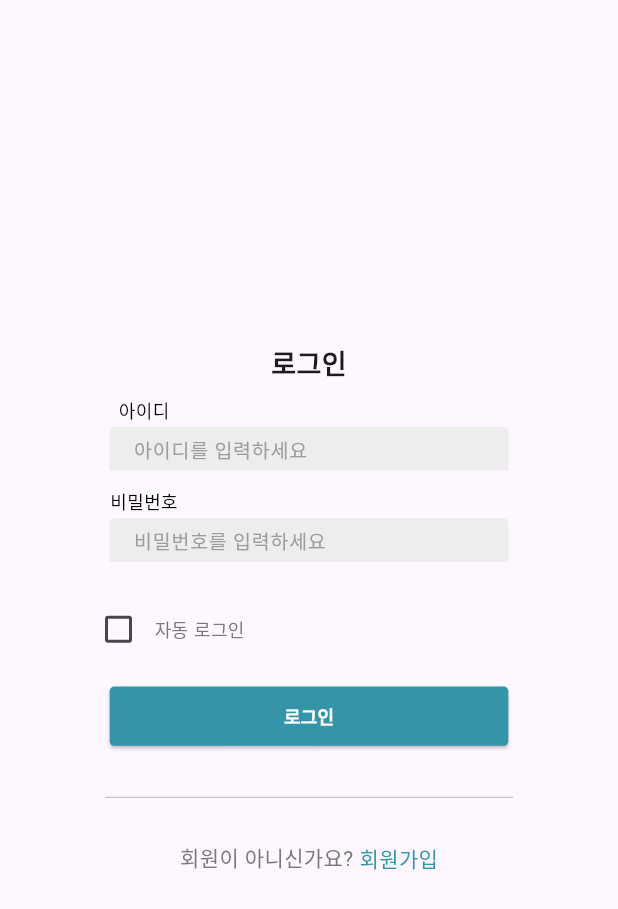
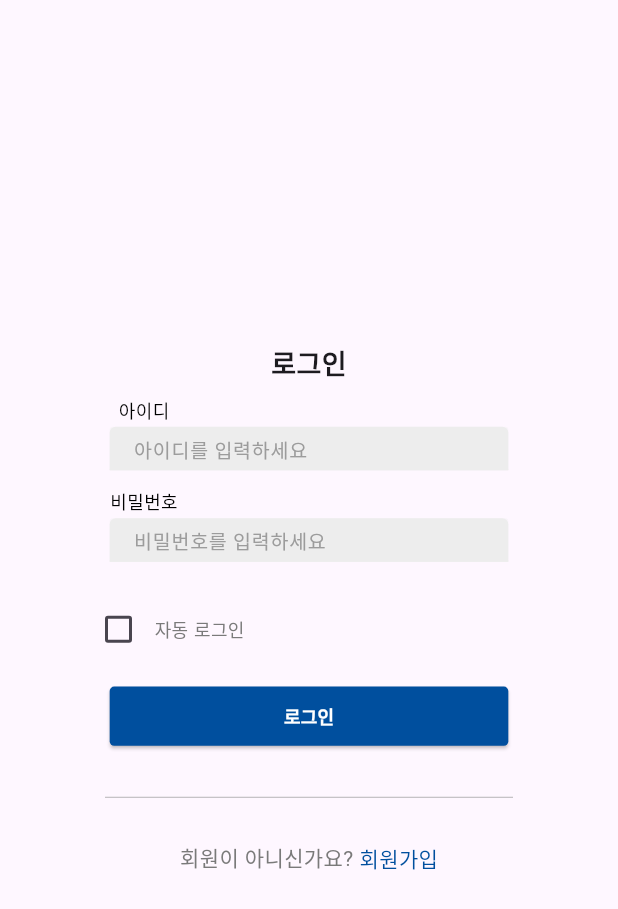
Before and after one commit to kookmin-sw/capstone-2024-2024-26, a Flutter app: the SignUp screen opened directly, after a tap on "회원가입", after a tap on "로그인", on a phone screen of 412 x 824 dp. Shown: the top 909 px of the screen. Run offline on Flutter 3.47's test engine with Material 3 defaults, Android fonts, the phone set to English and light mode, and no system bars; our stand-ins replace dotted_line, email_validator, flutter_spinkit, flutter_svg, image_picker, loading_animation_widget and 2 more; accounts and stored records are empty; network calls fail; Roboto replaces fonts that are missing (Inter); project files that could hold a hidden picture were left out.

Commit message:
feat: update ui

```diff
--- a/frontend/lib/main.dart
+++ b/frontend/lib/main.dart
@@ -53,7 +53,7 @@ class _SplashScreenState extends State<SplashScreen> {
     if (token != null) {
       Timer(Duration(seconds: 2), () {
         Navigator.of(context).pushReplacement(
-          MaterialPageRoute(builder: (context) => MainPage()),
+          MaterialPageRoute(builder: (context) => SignIn()),
         );
       });
     } else {
@@ -74,6 +74,7 @@ class _SplashScreenState extends State<SplashScreen> {
           'assets/logo.png',
           width: 200,
           height: 200,
+          color: Color(0XFF004F9E),
         ),
       ),
     );
--- a/frontend/lib/sign_in.dart
+++ b/frontend/lib/sign_in.dart
@@ -56,9 +56,11 @@ class _SignInState extends State<SignIn> {
               SizedBox(
                 height: 10,
               ),
-              buildInputField(
-                '아이디를 입력하세요',
-                controller: emailController,
+              Container(
+                child: buildInputField(
+                  '아이디를 입력하세요',
+                  controller: emailController,
+                ),
               ),
               SizedBox(height: 20),
               Padding(
@@ -116,7 +118,7 @@ class _SignInState extends State<SignIn> {
                   await loginUser(context);
                 },
                 style: ElevatedButton.styleFrom(
-                  backgroundColor: const Color(0xFF3694A8),
+                  backgroundColor: const Color(0xFF004F9E),
                   minimumSize: const Size(265.75, 39.46),
                   shape: RoundedRectangleBorder(
                       borderRadius: BorderRadius.circular(3)),
@@ -153,7 +155,7 @@ class _SignInState extends State<SignIn> {
                       );
                     },
                     child: const Text("회원가입",
-                        style: TextStyle(color: Color(0xFF3694A8))),
+                        style: TextStyle(color: Color(0xFF004F9E))),
                   )
                 ],
               )
--- a/frontend/lib/sign_up.dart
+++ b/frontend/lib/sign_up.dart
@@ -5,6 +5,7 @@ import 'package:frontend/signup_sucess.dart';
 import 'package:http/http.dart' as http;
 import 'sign_in.dart';
 import 'package:email_validator/email_validator.dart';
+import 'package:flutter_svg/flutter_svg.dart';
 
 class SignUp extends StatefulWidget {
   @override
@@ -46,27 +47,37 @@ class _SignUpState extends State<SignUp> {
     return Scaffold(
       resizeToAvoidBottomInset: false,
       appBar: AppBar(
-        title: Padding(
-          padding: EdgeInsets.only(right: 70.0, top: 20.0),
-          child: Align(
-            alignment: Alignment.center,
-            child: Text(
-              '회원가입',
-              style: TextStyle(
-                fontSize: 20,
-                fontWeight: FontWeight.bold,
-              ),
-            ),
+        title: Text(
+          '회원가입',
+          style: TextStyle(
+            color: Colors.black,
+            fontSize: 15,
+            fontFamily: 'Inter',
+            fontWeight: FontWeight.bold,
           ),
         ),
-        bottom: PreferredSize(
-          preferredSize: Size.fromHeight(30.0),
-          child: Padding(
-            padding: EdgeInsets.only(top: 10.0),
-            child: Divider(
-              color: Color(0xFFDFDFDF),
-              thickness: 1.0,
-            ),
+        leading: IconButton(
+          icon: SvgPicture.asset('assets/icons/back.svg', color: Colors.black),
+          onPressed: () {
+            Navigator.pop(context);
+          },
+        ),
+        centerTitle: true,
+
+        backgroundColor: Colors.transparent, // 상단바 배경색
+        foregroundColor: Colors.black, //상단바 아이콘색
+
+        //shadowColor: Colors(), 상단바 그림자색
+        bottomOpacity: 0.0,
+        elevation: 0.0,
+        scrolledUnderElevation: 0,
+
+        ///
+        // 그림자 없애는거 위에꺼랑 같이 쓰면 됨
+        shape: const Border(
+          bottom: BorderSide(
+            color: Colors.grey,
+            width: 0.5,
           ),
         ),
       ),
@@ -239,7 +250,12 @@ class _SignUpState extends State<SignUp> {
                     ),
                     const Text(
                       '개인정보 이용 및 약관에 동의하시겠습니까?',
-                      style: TextStyle(color: Color(0xFF7A7A7A)),
+                      style: TextStyle(
+                        color: Colors.black,
+                        fontSize: 12,
+                        fontFamily: 'Inter',
+                        fontWeight: FontWeight.bold,
+                      ),
                     ),
                   ],
                 ),
@@ -262,7 +278,7 @@ class _SignUpState extends State<SignUp> {
                     }
                   },
                   style: ElevatedButton.styleFrom(
-                    backgroundColor: const Color(0xFF3694A8),
+                    backgroundColor: const Color(0xFF004F9E),
                     minimumSize: const Size(265.75, 39.46),
                     shape: RoundedRectangleBorder(
                         borderRadius: BorderRadius.circular(3)),
@@ -298,7 +314,7 @@ class _SignUpState extends State<SignUp> {
                       );
                     },
                     child: const Text("로그인",
-                        style: TextStyle(color: Color(0xFF141D5B))),
+                        style: TextStyle(color: Color(0xFF004F9E))),
                   )
                 ],
               )
@@ -321,7 +337,10 @@ class _SignUpState extends State<SignUp> {
       child: TextField(
         obscureText: isPassword,
         controller: controller,
-        style: const TextStyle(fontSize: 13),
+        style: const TextStyle(
+          fontSize: 12,
+          fontFamily: 'Inter',
+        ),
         decoration: InputDecoration(
           hintText: labelText,
           hintStyle: const TextStyle(color: Color(0xFF9C9C9C)),
```
